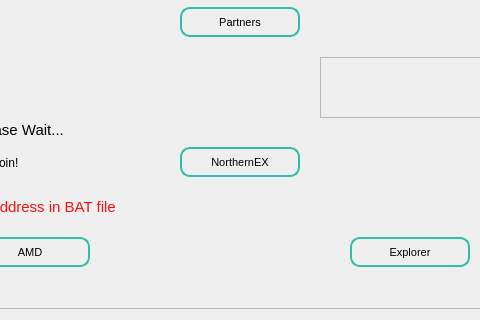
First picture: the form in src/qt/forms/overviewpage.ui, repository HTHcoin/helpthehomelesscoin, before the edit; both pictures show x 311 to 791 and y 394 to 714 of the 1000 by 714 pixel window.
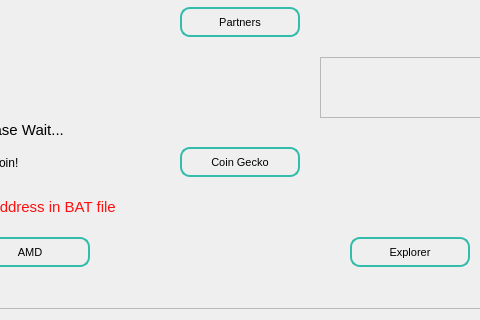
Second picture: the form after the edit.

What changed in the file:
```diff
--- a/src/qt/forms/overviewpage.ui
+++ b/src/qt/forms/overviewpage.ui
@@ -508,7 +508,7 @@
 font-size: 11px;</string>
       </property>
       <property name="text">
-       <string>NorthernEX</string>
+       <string>Coin Gecko</string>
       </property>
      </widget>
      <widget class="QFrame" name="frame_2">
```
Left out of the diff: 2 changed lines with no effect on the pictures.
